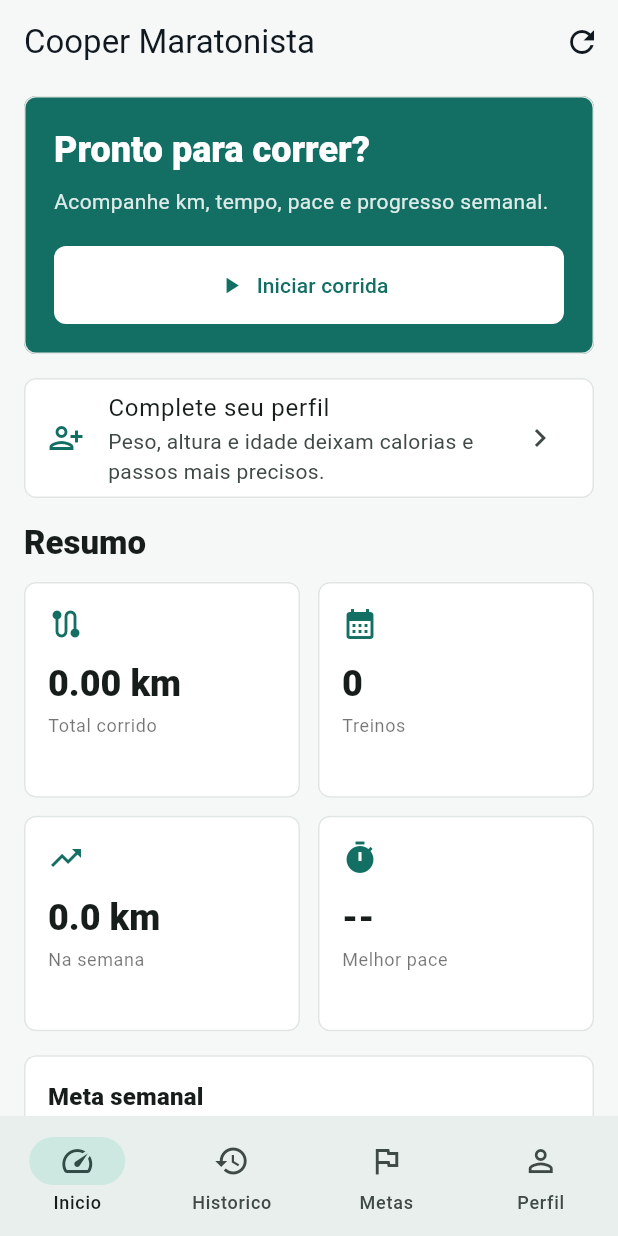
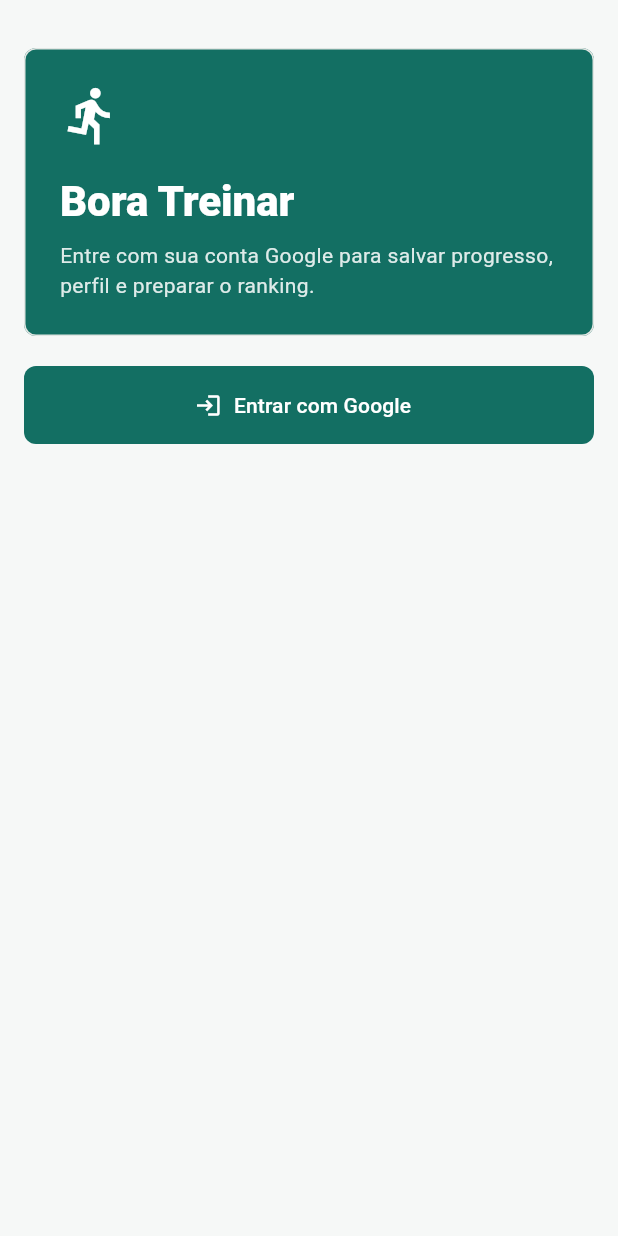
Before and after one commit to martinsantosric-boop/boratreinar, a Flutter app: the screen it shows after launch, on a phone screen of 412 x 824 dp. Run offline on Flutter 3.47's test engine with Material 3 defaults, Android fonts, the phone set to English and light mode, and no system bars; our stand-ins replace geolocator, pedometer, permission_handler, shared_preferences, supabase_flutter; accounts and stored records are empty.

Commit message:
adiciona login google com supabase

```diff
--- a/lib/main.dart
+++ b/lib/main.dart
@@ -1,15 +1,23 @@
 import 'package:flutter/material.dart';
+import 'package:supabase_flutter/supabase_flutter.dart';
 
-import 'screens/home_screen.dart';
+import 'config/supabase_config.dart';
+import 'screens/auth_gate.dart';
 import 'theme/app_theme.dart';
 
-void main() {
+Future<void> main() async {
   WidgetsFlutterBinding.ensureInitialized();
+  await Supabase.initialize(
+    url: SupabaseConfig.url,
+    anonKey: SupabaseConfig.publishableKey,
+  );
   runApp(const CooperMaratonistaApp());
 }
 
 class CooperMaratonistaApp extends StatelessWidget {
-  const CooperMaratonistaApp({super.key});
+  const CooperMaratonistaApp({super.key, this.home});
+
+  final Widget? home;
 
   @override
   Widget build(BuildContext context) {
@@ -17,7 +25,7 @@
       title: 'Cooper Maratonista',
       debugShowCheckedModeBanner: false,
       theme: AppTheme.light(),
-      home: const HomeScreen(),
+      home: home ?? const AuthGate(),
     );
   }
 }
--- a/lib/models/run_session.dart
+++ b/lib/models/run_session.dart
@@ -43,8 +43,7 @@
   int get estimatedCalories {
     if (distanceMeters < 50 || duration.inSeconds == 0) return 0;
     final minutes = duration.inSeconds / 60;
-    final calories =
-        _metForSpeed(averageSpeedKmh) * 3.5 * bodyWeightKg / 200;
+    final calories = _metForSpeed(averageSpeedKmh) * 3.5 * bodyWeightKg / 200;
     return (calories * minutes).round();
   }
 
--- /dev/null
+++ b/lib/screens/auth_gate.dart
@@ -0,0 +1,61 @@
+import 'dart:async';
+
+import 'package:flutter/material.dart';
+import 'package:supabase_flutter/supabase_flutter.dart';
+
+import '../services/auth_service.dart';
+import 'auth_screen.dart';
+import 'home_screen.dart';
+
+class AuthGate extends StatefulWidget {
+  const AuthGate({super.key});
+
+  @override
+  State<AuthGate> createState() => _AuthGateState();
+}
+
+class _AuthGateState extends State<AuthGate> {
+  final _authService = AuthService();
+  StreamSubscription<AuthState>? _subscription;
+  Session? _session;
+  var _loading = true;
+
+  @override
+  void initState() {
+    super.initState();
+    _session = _authService.currentSession;
+    _syncProfile();
+    _subscription = _authService.authStateChanges.listen((state) {
+      setState(() {
+        _session = state.session;
+        _loading = false;
+      });
+      _syncProfile();
+    });
+    _loading = false;
+  }
+
+  @override
+  void dispose() {
+    _subscription?.cancel();
+    super.dispose();
+  }
+
+  Future<void> _syncProfile() async {
+    if (_authService.currentSession == null) return;
+    try {
+      await _authService.syncCurrentUserProfile();
+    } catch (_) {
+      // Profile sync is retried on the next auth event or profile save.
+    }
+  }
+
+  @override
+  Widget build(BuildContext context) {
+    if (_loading) {
+      return const Scaffold(body: Center(child: CircularProgressIndicator()));
+    }
+
+    return _session == null ? const AuthScreen() : const HomeScreen();
+  }
+}
--- /dev/null
+++ b/lib/screens/auth_screen.dart
@@ -0,0 +1,106 @@
+import 'package:flutter/material.dart';
+
+import '../services/auth_service.dart';
+
+class AuthScreen extends StatefulWidget {
+  const AuthScreen({super.key});
+
+  @override
+  State<AuthScreen> createState() => _AuthScreenState();
+}
+
+class _AuthScreenState extends State<AuthScreen> {
+  final _authService = AuthService();
+  var _loading = false;
+  String? _errorMessage;
+
+  Future<void> _signInWithGoogle() async {
+    setState(() {
+      _loading = true;
+      _errorMessage = null;
+    });
+
+    try {
+      await _authService.signInWithGoogle();
+    } catch (error) {
+      if (!mounted) return;
+      setState(() => _errorMessage = 'Falha ao entrar com Google: $error');
+    } finally {
+      if (mounted) {
+        setState(() => _loading = false);
+      }
+    }
+  }
+
+  @override
+  Widget build(BuildContext context) {
+    final theme = Theme.of(context);
+
+    return Scaffold(
+      body: SafeArea(
+        child: ListView(
+          padding: const EdgeInsets.fromLTRB(16, 32, 16, 24),
+          children: [
+            Card(
+              color: theme.colorScheme.primary,
+              child: Padding(
+                padding: const EdgeInsets.all(24),
+                child: Column(
+                  crossAxisAlignment: CrossAxisAlignment.start,
+                  children: [
+                    Icon(
+                      Icons.directions_run,
+                      color: theme.colorScheme.onPrimary,
+                      size: 42,
+                    ),
+                    const SizedBox(height: 18),
+                    Text(
+                      'Bora Treinar',
+                      style: theme.textTheme.headlineMedium?.copyWith(
+                        color: theme.colorScheme.onPrimary,
+                        fontWeight: FontWeight.w900,
+                      ),
+                    ),
+                    const SizedBox(height: 8),
+                    Text(
+                      'Entre com sua conta Google para salvar progresso, perfil e preparar o ranking.',
+                      style: theme.textTheme.bodyMedium?.copyWith(
+                        color: theme.colorScheme.onPrimary.withValues(
+                          alpha: 0.86,
+                        ),
+                      ),
+                    ),
+                  ],
+                ),
+              ),
+            ),
+            const SizedBox(height: 20),
+            FilledButton.icon(
+              onPressed: _loading ? null : _signInWithGoogle,
+              icon: _loading
+                  ? const SizedBox(
+                      width: 18,
+                      height: 18,
+                      child: CircularProgressIndicator(strokeWidth: 2),
+                    )
+                  : const Icon(Icons.login),
+              label: const Text('Entrar com Google'),
+            ),
+            if (_errorMessage != null) ...[
+              const SizedBox(height: 16),
+              Card(
+                child: ListTile(
+                  leading: Icon(
+                    Icons.error_outline,
+                    color: theme.colorScheme.error,
+                  ),
+                  title: Text(_errorMessage!),
+                ),
+              ),
+            ],
+          ],
+        ),
+      ),
+    );
+  }
+}
--- a/pubspec.yaml
+++ b/pubspec.yaml
@@ -39,6 +39,7 @@
   intl: ^0.20.2
   pedometer: 4.1.1
   permission_handler: ^12.0.1
+  supabase_flutter: ^2.12.4
 
 dev_dependencies:
   flutter_test:
```
Also changed, not shown: lib/config/supabase_config.dart (added, +11 -0 lines), lib/screens/home_screen.dart (+12 -0 lines), lib/screens/profile_screen.dart (+4 -4 lines), lib/services/auth_service.dart (added, +47 -0 lines), pubspec.lock, 8 other files.
